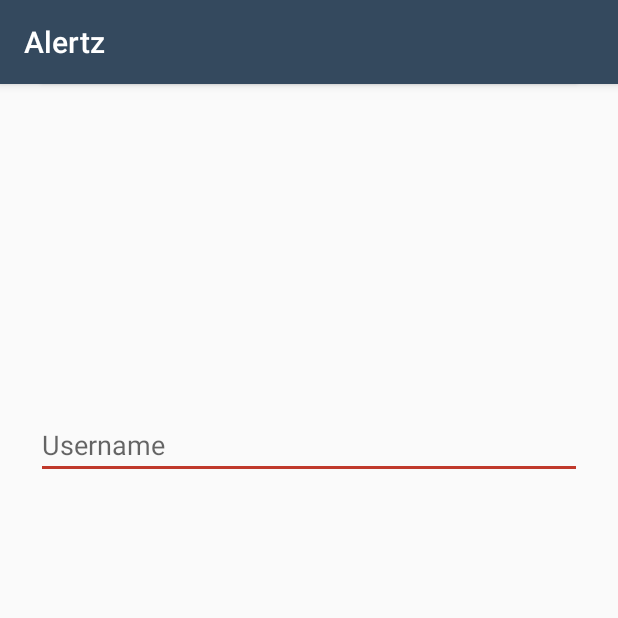
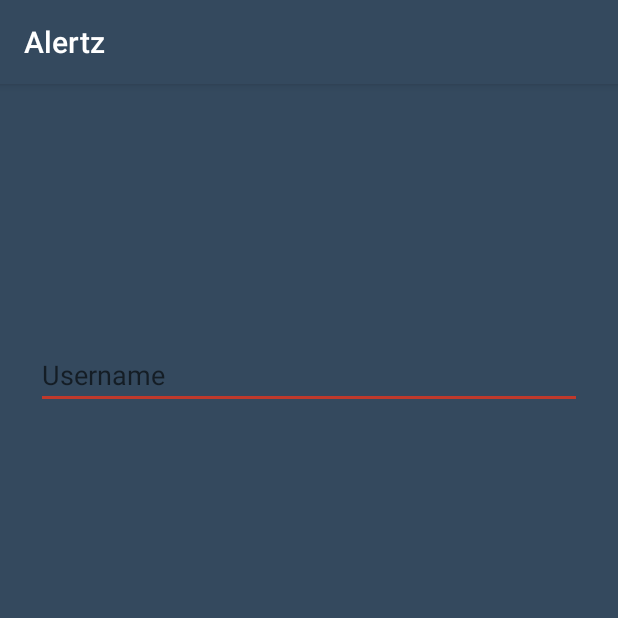
Before and after one commit to droidappsfactory/Alertz, an Android app: the SignUpActivity screen opened directly, with no data from a screen before it, on a phone screen of 412 x 824 dp, the top half of it. Run offline under Robolectric (Android 15) with nearby library versions, the phone set to English and light mode, and no system bars; our stand-ins replace Firebase (no records; nobody signed in at launch, a user with empty details on screens opened directly).

Commit message:
First copy

```diff
--- a/app/src/main/java/com/droidappsfactory/alertz/AlertzActivity.java
+++ b/app/src/main/java/com/droidappsfactory/alertz/AlertzActivity.java
@@ -21,6 +21,7 @@ import com.droidappsfactory.alertz.fragments.SetAlert;
 import com.droidappsfactory.alertz.util.Const;
 import com.google.firebase.auth.FirebaseAuth;
 import com.google.firebase.auth.FirebaseUser;
+import com.google.firebase.auth.UserProfileChangeRequest;
 
 public class AlertzActivity extends AppCompatActivity  implements AlertzList.OnAlertAddListener ,SetAlert.OnAlarmSetListner {
 
@@ -63,6 +64,7 @@ public class AlertzActivity extends AppCompatActivity  implements AlertzList.OnA
             @Override
             public void onAuthStateChanged(@NonNull FirebaseAuth firebaseAuth) {
                 FirebaseUser firebaseUser =firebaseAuth.getCurrentUser();
+
                 if (firebaseUser != null) {
                     // User is signed in
 
--- a/app/src/main/res/layout/activity_login.xml
+++ b/app/src/main/res/layout/activity_login.xml
@@ -3,6 +3,7 @@
     xmlns:app="http://schemas.android.com/apk/res-auto"
     xmlns:tools="http://schemas.android.com/tools"
     android:orientation="vertical"
+    android:background="@color/colorPrimary"
     android:layout_width="match_parent"
     android:layout_height="match_parent">
 
@@ -14,6 +15,7 @@
         android:layout_marginRight="24dp"
         android:layout_marginTop="218dp"
         android:ems="10"
+        android:textColor="@color/colorAccent"
         android:hint="@string/username"
         android:inputType="textPersonName"
         app:layout_constraintHorizontal_bias="0.0"
@@ -29,6 +31,7 @@
         android:layout_marginRight="24dp"
         android:layout_marginTop="-379dp"
         android:ems="10"
+        android:textColor="@color/colorAccent"
         android:hint="@string/password"
         android:inputType="textPassword"
         app:layout_constraintHorizontal_bias="0.0"
@@ -44,7 +47,9 @@
         android:layout_marginLeft="24dp"
         android:layout_marginRight="24dp"
         android:layout_marginTop="8dp"
+        android:background="@color/colorPrimaryDark"
         android:text="@string/login"
+        android:textColor="@color/colorAccent"
         app:layout_constraintBottom_toTopOf="@+id/tv_signup"
         app:layout_constraintHorizontal_bias="0.0"
         app:layout_constraintLeft_toLeftOf="parent"
@@ -59,6 +64,7 @@
         android:layout_marginLeft="8dp"
         android:layout_marginRight="8dp"
         android:text="@string/signup"
+        android:textColor="@color/colorAccent"
         app:layout_constraintLeft_toLeftOf="parent"
         app:layout_constraintRight_toRightOf="parent"
         app:layout_constraintBottom_toBottomOf="parent"
--- a/app/src/main/res/layout/activity_signup.xml
+++ b/app/src/main/res/layout/activity_signup.xml
@@ -3,6 +3,7 @@
     xmlns:app="http://schemas.android.com/apk/res-auto"
     xmlns:tools="http://schemas.android.com/tools"
     android:orientation="vertical"
+    android:background="@color/colorPrimary"
     android:layout_width="match_parent"
     android:layout_height="match_parent">
 
@@ -12,8 +13,9 @@
         android:layout_height="wrap_content"
         android:layout_marginLeft="24dp"
         android:layout_marginRight="24dp"
-        android:layout_marginTop="218dp"
+        android:layout_marginTop="171dp"
         android:ems="10"
+        android:textColor="@color/colorAccent"
         android:hint="@string/username"
         android:inputType="textPersonName"
         app:layout_constraintHorizontal_bias="0.0"
@@ -27,6 +29,7 @@
         android:layout_height="wrap_content"
         android:layout_marginLeft="24dp"
         android:layout_marginRight="24dp"
+        android:textColor="@color/colorAccent"
         android:layout_marginTop="-379dp"
         android:ems="10"
         android:hint="@string/password"
@@ -43,15 +46,31 @@
         android:layout_marginBottom="8dp"
         android:layout_marginLeft="24dp"
         android:layout_marginRight="24dp"
-        android:layout_marginTop="7dp"
+        android:layout_marginTop="8dp"
         android:text="@string/register"
-
+        android:background="@color/colorPrimaryDark"
+        android:textColor="@color/colorAccent"
         app:layout_constraintHorizontal_bias="0.0"
         app:layout_constraintLeft_toLeftOf="parent"
         app:layout_constraintRight_toRightOf="parent"
-        app:layout_constraintTop_toBottomOf="@+id/et_pwd"
         app:layout_constraintBottom_toBottomOf="parent"
-        app:layout_constraintVertical_bias="0.027" />
+        app:layout_constraintVertical_bias="0.02"
+        app:layout_constraintTop_toBottomOf="@+id/et_retype_pwd" />
+
+    <EditText
+        android:id="@+id/et_retype_pwd"
+        android:layout_width="0dp"
+        android:layout_height="wrap_content"
+        android:layout_marginLeft="24dp"
+        android:layout_marginRight="24dp"
+        android:layout_marginTop="-1dp"
+        android:ems="10"
+        android:textColor="@color/colorAccent"
+        android:hint="@string/retypepwd"
+        android:inputType="textPassword"
+        app:layout_constraintLeft_toLeftOf="parent"
+        app:layout_constraintRight_toRightOf="parent"
+        app:layout_constraintTop_toBottomOf="@+id/et_pwd" />
 
 
 </android.support.constraint.ConstraintLayout>
--- a/app/src/main/res/values/strings.xml
+++ b/app/src/main/res/values/strings.xml
@@ -6,4 +6,5 @@
     <string name="signup">Sign up</string>
     <string name="register">Register</string>
     <string name="logout">Logout</string>
+    <string name="retypepwd">Enter password again</string>
 </resources>
```
Also changed, not shown: app/src/main/ic_launcher-web.png (added), app/src/main/res/mipmap-hdpi/ic_launcher.png, app/src/main/res/mipmap-mdpi/ic_launcher.png, app/src/main/res/mipmap-xhdpi/ic_launcher.png, app/src/main/res/mipmap-xxhdpi/ic_launcher.png, app/src/main/res/mipmap-xxxhdpi/ic_launcher.png.
